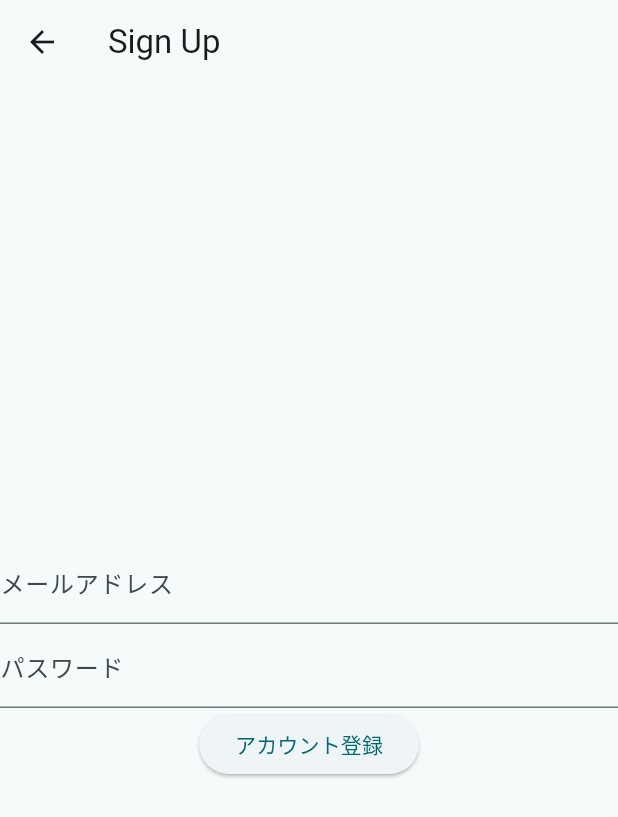
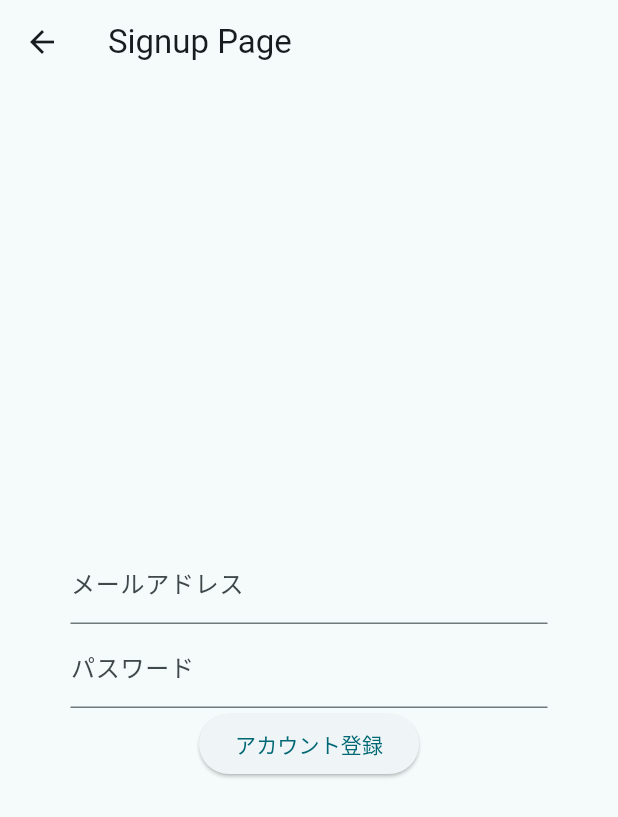
Before and after one commit to hanaka23/naily, a Flutter app: the screen it shows after launch, after a tap on "ログイン", after a tap on "アカウント登録", on a phone screen of 412 x 824 dp. Shown: the top 817 px of the screen. Run offline on Flutter 3.47's test engine with Material 3 defaults, Android fonts, the phone set to English and light mode, and no system bars; our stand-ins replace firebase_auth, firebase_core; accounts and stored records are empty; network calls fail.

Commit message:
ルーティング変更

```diff
--- a/lib/features/signup/components/signup_button.dart
+++ b/lib/features/signup/components/signup_button.dart
@@ -1,5 +1,6 @@
 import 'package:flutter/material.dart';
 import 'package:naily/features/signup/components/signup_ui.dart';
+import 'package:naily/pages/signup_page.dart';
 
 class SignupButton extends StatelessWidget {
   const SignupButton({super.key});
@@ -9,7 +10,7 @@ class SignupButton extends StatelessWidget {
     return ElevatedButton(
               onPressed: () {
                 Navigator.push(context, MaterialPageRoute(
-                  builder: (context) => const SignupUi(),
+                  builder: (context) => const SignupPage(),
                 ));
               },
               child: const Text('アカウント登録'),
--- a/lib/features/signup/components/signup_ui.dart
+++ b/lib/features/signup/components/signup_ui.dart
@@ -17,11 +17,7 @@ class _SignupUiState extends State<SignupUi> {
 
   @override
   Widget build(BuildContext context) {
-    return Scaffold(
-      appBar: AppBar(
-        title: const Text('Sign Up'),
-      ),
-      body: Center(
+    return Center(
       child: Column(
         mainAxisAlignment: MainAxisAlignment.center,
         children: <Widget>[
@@ -70,9 +66,6 @@ class _SignupUiState extends State<SignupUi> {
             ),
         ],
       ),
-      ),
     );
-
-    return const Placeholder();
   }
 }
--- /dev/null
+++ b/lib/pages/signup_page.dart
@@ -0,0 +1,24 @@
+import 'package:flutter/material.dart';
+import 'package:naily/features/signup/components/signup_ui.dart';
+
+class SignupPage extends StatelessWidget {
+  const SignupPage({super.key});
+
+  @override
+  Widget build(BuildContext context) {
+    return Scaffold(
+      appBar: AppBar(title: const Text('Signup Page')),
+      body: Center(
+        child: SingleChildScrollView(
+          child: ConstrainedBox(
+            constraints: const BoxConstraints(maxWidth: 350),
+            child: const Padding(
+              padding: EdgeInsets.all(16.0),
+              child: SignupUi(), // 仮の中身
+            ),
+          ),
+        ),
+      ),
+    );
+  }
+}
```
Also changed, not shown: lib/pages/feed_page.dart (+16 -1 lines). Lines whose indentation alone changed are shown as unchanged.
